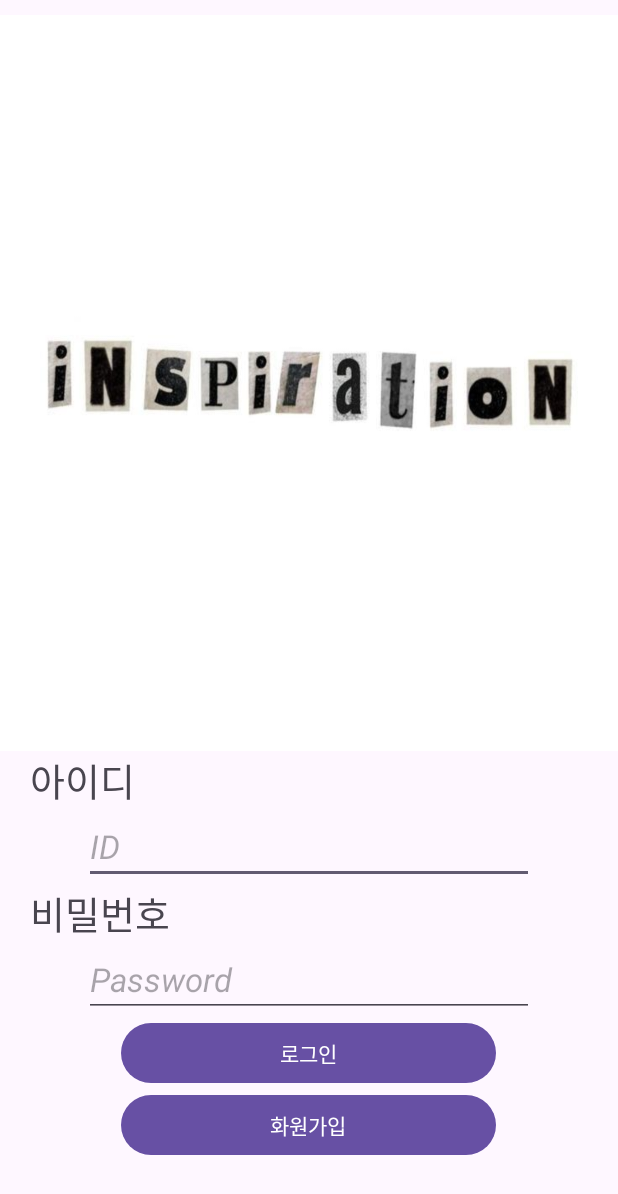
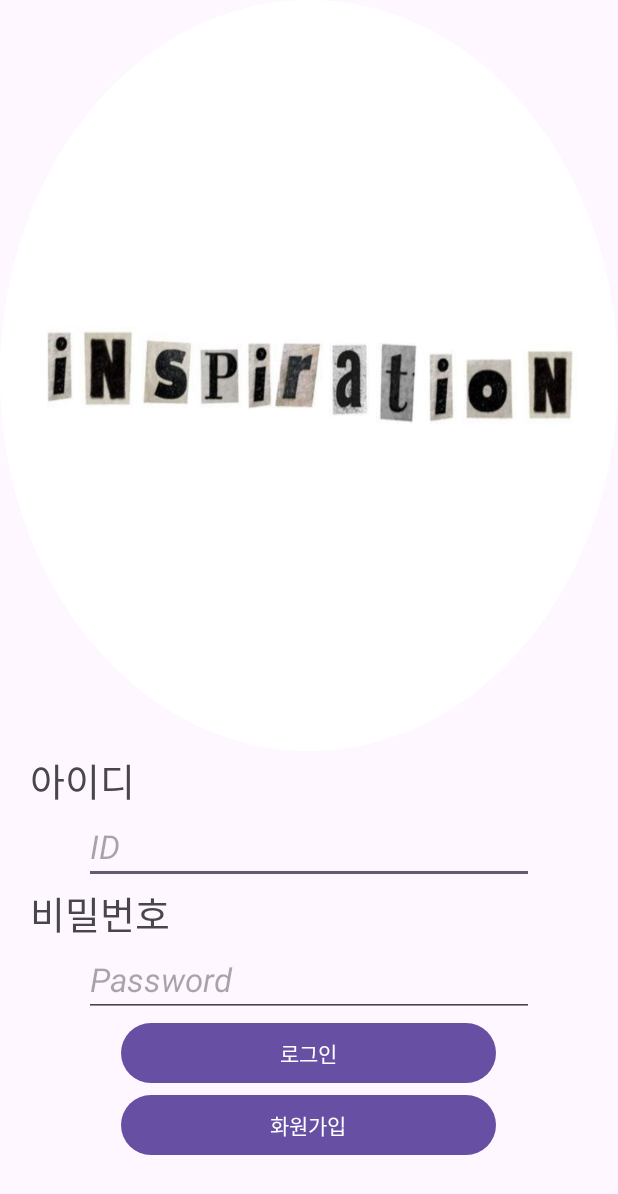
Before and after one commit to 4seokhyeon/Myself, an Android app: the screen it shows after launch (SignInActivity), on a phone screen of 412 x 824 dp. Shown: the top 1194 px of the screen. Run offline under Robolectric (Android 15) with nearby library versions, the phone set to English and light mode, and no system bars.

Commit message:
[FEAT] : ⚙️ 스플래쉬까지 적용

```diff
--- a/app/build.gradle
+++ b/app/build.gradle
@@ -43,4 +43,9 @@ dependencies {
     androidTestImplementation 'androidx.test.espresso:espresso-core:3.5.1'
 
     implementation 'de.hdodenhof:circleimageview:3.1.0'
+    implementation 'pl.droidsonroids.gif:android-gif-drawable:1.2.19'
+    implementation'com.github.bumptech.glide:glide:4.10.0'
+
+
+
 }
--- /dev/null
+++ b/app/src/main/java/com/example/myself/SpalshActivity.kt
@@ -0,0 +1,24 @@
+package com.example.myself
+
+import android.content.Intent
+import androidx.appcompat.app.AppCompatActivity
+import android.os.Bundle
+import android.os.Handler
+import android.os.Looper
+
+class SpalshActivity : AppCompatActivity() {
+    override fun onCreate(savedInstanceState: Bundle?) {
+        super.onCreate(savedInstanceState)
+        setContentView(R.layout.activity_spalsh)
+        // Actionbar 제거
+        supportActionBar?.hide()
+
+        val handler = Handler(Looper.getMainLooper())
+        handler.postDelayed(Runnable {
+            Intent(this, SignInActivity::class.java).apply {
+                startActivity(this)
+                finish()
+            }
+        }, 3000)
+    }
+    }
--- a/app/src/main/res/layout/activity_main.xml
+++ b/app/src/main/res/layout/activity_main.xml
@@ -7,17 +7,23 @@
     tools:context=".SignInActivity"
     android:orientation="vertical">
 
-
+    <LinearLayout
+        android:layout_width="match_parent"
+        android:layout_height="0dp"
+        android:layout_weight="0.5"
+        android:orientation="vertical"
+        >
     <ImageView
         android:id="@+id/imageView2"
         android:layout_width="match_parent"
         android:layout_height="wrap_content"
-        android:layout_weight="1"
-        android:paddingTop="10dp"
         android:scaleType="fitXY"
-        android:src="@drawable/flog" />
+        android:src="@drawable/flog"
+        android:background="@drawable/circle_background"
+        android:clipToOutline="true"
+        />
 
-
+    </LinearLayout>
     <TextView
         android:layout_width="wrap_content"
         android:layout_height="wrap_content"
```
Also changed, not shown: app/src/main/AndroidManifest.xml (+10 -5 lines), app/src/main/res/layout/activity_spalsh.xml (added, +21 -0 lines), app/src/main/res/drawable/loding.gif (added).
